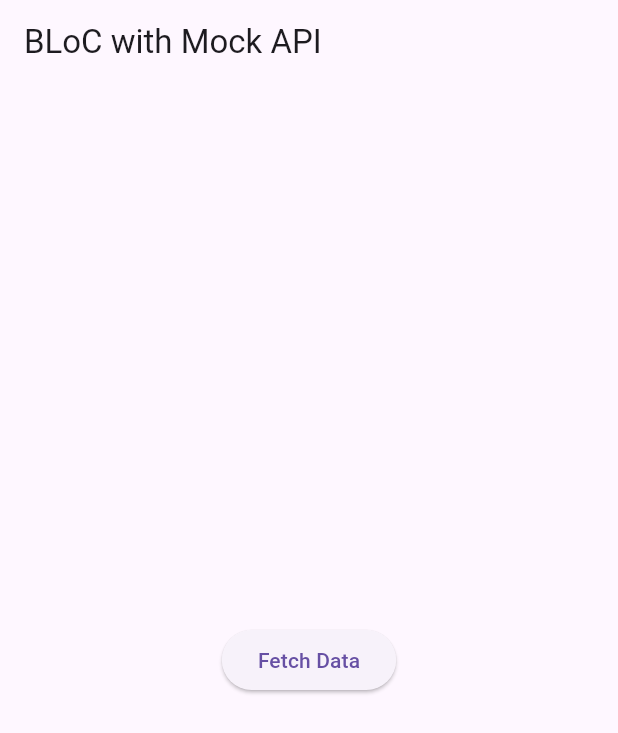
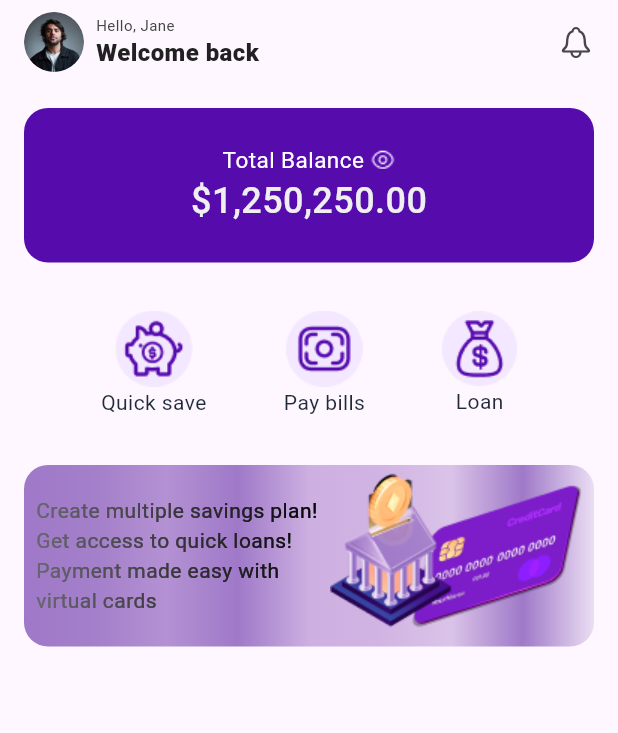
Before and after one commit to Beybaris/global_project, a Flutter app: the screen it shows after launch, on a phone screen of 412 x 824 dp. Shown: the top 733 px of the screen. Run offline on Flutter 3.47's test engine with Material 3 defaults, Android fonts, the phone set to English and light mode, and no system bars; drawn by our look-alikes of simple_gradient_text; our stand-ins replace flutter_bloc; Roboto replaces fonts that are missing (Avenir).

Commit message:
add const, images, doing main screen

```diff
--- /dev/null
+++ b/lib/core/colorStyles_const.dart
@@ -0,0 +1,21 @@
+import 'package:flutter/cupertino.dart';
+
+class ColorStyles {
+  static const whiteColor = Color(0xfffffFFF);
+
+  static const mainBackgroundColor = Color(0xff0F0B21);
+
+  static const checkBoxColor = Color(0xffDADADA);
+
+  static const blackColor = Color(0xff000000);
+
+  static const charcoalColor = Color(0xff434343);
+
+  static const gray13Color = Color(0xff212121);
+
+  static const containerColor = Color(0xff560BAD);
+
+  static const whiteSmokeColor = Color(0xffEFEFEF);
+
+  static const gray800Color = Color(0xff1F2937);
+}
--- /dev/null
+++ b/lib/core/textStyles_const.dart
@@ -0,0 +1,37 @@
+import 'package:flutter/material.dart';
+import 'colorStyles_const.dart';
+
+class TextStyles {
+  static TextStyle greyDarkBoldStyle = const TextStyle(
+      decoration: TextDecoration.none,
+      fontSize: 16,
+      fontWeight: FontWeight.w700,
+      color: ColorStyles.whiteColor,
+      fontFamily: 'Avenir',
+      letterSpacing: 0.3
+  );
+  static TextStyle greyDarkSemiBoldStyle = const TextStyle(
+      decoration: TextDecoration.none,
+      fontSize: 16,
+      fontWeight: FontWeight.w600,
+      color: ColorStyles.whiteColor,
+      fontFamily: 'Avenir',
+      letterSpacing: 0.3
+  );
+  static TextStyle greyDarkMediumStyle = const TextStyle(
+      decoration: TextDecoration.none,
+      fontSize: 16,
+      fontWeight: FontWeight.w500,
+      color: ColorStyles.whiteColor,
+      fontFamily: 'Avenir',
+      letterSpacing: 0.3
+  );
+  static TextStyle greyDarkRegularStyle = const TextStyle(
+      decoration: TextDecoration.none,
+      fontSize: 16,
+      fontWeight: FontWeight.w400,
+      color: ColorStyles.whiteColor,
+      fontFamily: 'Avenir',
+      letterSpacing: 0.3
+  );
+}
--- a/lib/main.dart
+++ b/lib/main.dart
@@ -1,28 +1,166 @@
+import 'package:flutter/cupertino.dart';
 import 'package:flutter/material.dart';
 import 'package:flutter_bloc/flutter_bloc.dart';
 import 'package:global_project/bloc/transaction_bloc.dart';
 import 'package:global_project/bloc/transaction_event.dart';
 import 'package:global_project/bloc/transaction_state.dart';
+import 'package:global_project/core/colorStyles_const.dart';
+import 'package:global_project/core/textStyles_const.dart';
 import 'package:global_project/service/TransactionAPIService.dart';
+import 'package:simple_gradient_text/simple_gradient_text.dart';
 
 void main() {
   runApp(MyApp());
 }
 
 class MyApp extends StatelessWidget {
-  final mockApiService = TransactionAPIService(); // Create an instance of the mock API service
+  final transactionApiService = TransactionAPIService();
 
   @override
   Widget build(BuildContext context) {
     return MaterialApp(
+      debugShowCheckedModeBanner: false,
       home: BlocProvider(
-        create: (context) => TransactionBloc(mockApiService),
+        create: (context) => TransactionBloc(transactionApiService),
         child: Scaffold(
           appBar: AppBar(
-            title: Text('BLoC with Mock API'),
+            leading: Padding(
+              padding: EdgeInsets.only(left: 16.0),
+              child: Row(
+                children: [
+                  const CircleAvatar(
+                    backgroundImage: AssetImage("assets/images/avatar.png"),
+                  ),
+                  const SizedBox(width: 8),
+                  Column(
+                    crossAxisAlignment: CrossAxisAlignment.start,
+                    mainAxisAlignment: MainAxisAlignment.center,
+                    children: [
+                      Text('Hello, Jane',
+                          style: TextStyles.greyDarkRegularStyle.copyWith(
+                              fontSize: 10, color: ColorStyles.charcoalColor)),
+                      Text('Welcome back',
+                          style: TextStyles.greyDarkBoldStyle.copyWith(
+                            fontWeight: FontWeight.w800,
+                            color: ColorStyles.gray13Color,
+                          )),
+                    ],
+                  )
+                ],
+              ),
+            ),
+            leadingWidth: 200,
+            actions: const [
+              Padding(
+                padding: EdgeInsets.only(right: 16.0),
+                child: Icon(CupertinoIcons.bell),
+              )
+            ],
           ),
-          body: Center(
-            child: MockAPIFetchWidget(),
+          body: Padding(
+            padding: const EdgeInsets.fromLTRB(16, 16, 16, 0),
+            child: Column(
+              children: [
+                Container(
+                  padding:
+                      const EdgeInsets.symmetric(horizontal: 16, vertical: 24),
+                  decoration: BoxDecoration(
+                    color: ColorStyles.containerColor,
+                    borderRadius: BorderRadius.circular(16),
+                  ),
+                  child: Column(
+                    children: [
+                      Row(
+                        mainAxisAlignment: MainAxisAlignment.center,
+                        children: [
+                          Text(
+                            'Total Balance ',
+                            style: TextStyles.greyDarkRegularStyle
+                                .copyWith(fontSize: 15),
+                          ),
+                          Image.asset(
+                            "assets/images/eye.png",
+                          )
+                        ],
+                      ),
+                      Text(
+                        '\$1,250,250.00',
+                        style: TextStyles.greyDarkMediumStyle.copyWith(
+                            fontSize: 24, color: ColorStyles.whiteSmokeColor),
+                      ),
+                    ],
+                  ),
+                ),
+                const SizedBox(
+                  height: 32,
+                ),
+                Row(
+                  mainAxisAlignment: MainAxisAlignment.spaceEvenly,
+                  children: [
+                    Column(
+                      children: [
+                        Image.asset("assets/images/moneybox.png"),
+                        Text('Quick save',
+                            style: TextStyles.greyDarkRegularStyle.copyWith(
+                                fontSize: 14, color: ColorStyles.gray800Color))
+                      ],
+                    ),
+                    Column(
+                      children: [
+                        Image.asset("assets/images/bills.png"),
+                        Text('Pay bills',
+                            style: TextStyles.greyDarkRegularStyle.copyWith(
+                                fontSize: 14, color: ColorStyles.gray800Color))
+                      ],
+                    ),
+                    Column(
+                      children: [
+                        Image.asset("assets/images/loan.png"),
+                        Text('Loan',
+                            style: TextStyles.greyDarkRegularStyle.copyWith(
+                                fontSize: 14, color: ColorStyles.gray800Color))
+                      ],
+                    ),
+                  ],
+                ),
+                const SizedBox(
+                  height: 32,
+                ),
+                Container(
+                    decoration: const BoxDecoration(
+                        borderRadius: BorderRadius.all(Radius.circular(16)),
+                        gradient: LinearGradient(colors: [
+                          Color(0xff9F79C8),
+                          Color(0xffA47FCA),
+                          Color(0xffB491D3),
+                          Color(0xff9F79C8),
+                          Color(0xffCDAFE1),
+                          Color(0xffD1B4E3),
+                          Color(0xffDAC3E8),
+                          Color(0xff9F79C8),
+                          Color(0xffEBDEF3),
+                        ])),
+                    child: Row(
+                      children: [
+                        Expanded(
+                          child: Padding(
+                            padding: const EdgeInsets.only(left: 8.0),
+                            child: GradientText(
+                              'Create multiple savings plan!Get access to quick loans!Payment made easy with virtual cards ',
+                              style: TextStyles.greyDarkRegularStyle.copyWith(
+                                  fontSize: 14, color: ColorStyles.blackColor),
+                              colors: const [
+                                Color(0xff696670),
+                                Color(0xff000000),
+                              ],
+                            ),
+                          ),
+                        ),
+                        Image.asset("assets/images/bank.png"),
+                      ],
+                    ))
+              ],
+            ),
           ),
         ),
       ),
@@ -30,31 +168,31 @@ class MyApp extends StatelessWidget {
   }
 }
 
-class MockAPIFetchWidget extends StatelessWidget {
-  @override
-  Widget build(BuildContext context) {
-    // Access the BLoC
-    final bloc = BlocProvider.of<TransactionBloc>(context);
+// class MockAPIFetchWidget extends StatelessWidget {
+//   @override
+//   Widget build(BuildContext context) {
+//     // Access the BLoC
+//     final bloc = BlocProvider.of<TransactionBloc>(context);
 
-    return Column(
-      mainAxisAlignment: MainAxisAlignment.center,
-      children: <Widget>[
-        BlocBuilder<TransactionBloc, TransactionState>(
-          builder: (context, state) {
-            if (state is TransactionLoadingState) {
-              return CircularProgressIndicator();
-            } else if (state is TransactionSuccessState) {
-              return Text(state.message);
-            } else if (state is TransactionErrorState) {
-              return Text('Error: ${state.error}');
-            }
-            return ElevatedButton(
-              onPressed: () => bloc.add(TransactionLoadEvent()),
-              child: Text('Fetch Data'),
-            );
-          },
-        ),
-      ],
-    );
-  }
-}
+//     return Column(
+//       mainAxisAlignment: MainAxisAlignment.center,
+//       children: <Widget>[
+//         BlocBuilder<TransactionBloc, TransactionState>(
+//           builder: (context, state) {
+//             if (state is TransactionLoadingState) {
+//               return const CircularProgressIndicator();
+//             } else if (state is TransactionSuccessState) {
+//               return Text(state.message);
+//             } else if (state is TransactionErrorState) {
+//               return Text('Error: ${state.error}');
+//             }
+//             return ElevatedButton(
+//               onPressed: () => bloc.add(TransactionLoadEvent()),
+//               child: Text('Fetch Data'),
+//             );
+//           },
+//         ),
+//       ],
+//     );
+//   }
+// }
--- a/pubspec.yaml
+++ b/pubspec.yaml
@@ -36,6 +36,8 @@ dependencies:
   # Use with the CupertinoIcons class for iOS style icons.
   cupertino_icons: ^1.0.2
   flutter_bloc: ^8.1.1
+  simple_gradient_text: ^1.3.0
+
 
 dev_dependencies:
   flutter_test:
@@ -62,7 +64,7 @@ flutter:
   # To add assets to your application, add an assets section, like this:
   assets:
     - assets/payments.json
-  #   - images/a_dot_ham.jpeg
+    - assets/images/
 
   # An image asset can refer to one or more resolution-specific "variants", see
   # https://flutter.dev/assets-and-images/#resolution-aware
```
Also changed, not shown: assets/images/avatar.png (added), assets/images/bank.png (added), assets/images/bills.png (added), assets/images/eye.png (added), assets/images/loan.png (added), assets/images/moneybox.png (added), pubspec.lock.
